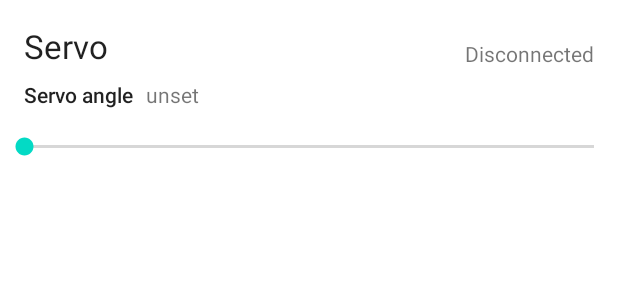
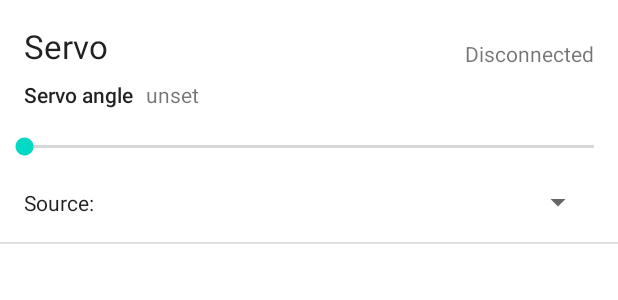
Before and after one commit to RubenSmit/wireless-communication, an Android app: the layout devices_list_item_servo.xml on its own in the app's theme, with its tools: preview values and no code run, on a phone screen of 412 x 824 dp. Shown: the top 300 px of the screen. Run offline under Robolectric (Android 15) with nearby library versions, the phone set to English and light mode, and no system bars.

Commit message:
Enable linking sensor as angle source for servo

```diff
--- a/android/app/src/main/res/layout/devices_list_item_servo.xml
+++ b/android/app/src/main/res/layout/devices_list_item_servo.xml
@@ -11,22 +11,23 @@
         android:layout_width="0dp"
         android:layout_height="wrap_content"
         android:layout_marginTop="16dp"
-        android:layout_marginBottom="16dp"
         android:max="180"
-        app:layout_constraintBottom_toBottomOf="parent"
         app:layout_constraintEnd_toEndOf="parent"
         app:layout_constraintStart_toStartOf="parent"
         app:layout_constraintTop_toBottomOf="@+id/textView" />
 
-    <TextView
-        android:id="@+id/tvServoAngle"
-        android:layout_width="wrap_content"
+    <Spinner
+        android:id="@+id/spServoSource"
+        android:layout_width="0dp"
         android:layout_height="wrap_content"
         android:layout_marginStart="8dp"
-        android:layout_marginTop="8dp"
-        android:text="unset"
-        app:layout_constraintStart_toEndOf="@+id/textView"
-        app:layout_constraintTop_toBottomOf="@+id/tvServoName" />
+        android:layout_marginTop="16dp"
+        android:layout_marginEnd="16dp"
+        android:layout_marginBottom="16dp"
+        app:layout_constraintBottom_toBottomOf="parent"
+        app:layout_constraintEnd_toEndOf="parent"
+        app:layout_constraintStart_toEndOf="@+id/textView2"
+        app:layout_constraintTop_toBottomOf="@+id/sbServoAngle" />
 
     <TextView
         android:id="@+id/tvServoName"
@@ -59,4 +60,36 @@
         app:layout_constraintStart_toStartOf="parent"
         app:layout_constraintTop_toBottomOf="@+id/tvServoName" />
 
+    <TextView
+        android:id="@+id/tvServoAngle"
+        android:layout_width="wrap_content"
+        android:layout_height="wrap_content"
+        android:layout_marginStart="8dp"
+        android:layout_marginTop="8dp"
+        android:text="unset"
+        app:layout_constraintStart_toEndOf="@+id/textView"
+        app:layout_constraintTop_toBottomOf="@+id/tvServoName" />
+
+    <TextView
+        android:id="@+id/textView2"
+        android:layout_width="wrap_content"
+        android:layout_height="wrap_content"
+        android:layout_marginStart="16dp"
+        android:layout_marginTop="16dp"
+        android:layout_marginBottom="16dp"
+        android:text="Source:"
+        android:textAppearance="@style/TextAppearance.AppCompat.Body1"
+        app:layout_constraintBottom_toBottomOf="parent"
+        app:layout_constraintStart_toStartOf="parent"
+        app:layout_constraintTop_toBottomOf="@+id/sbServoAngle" />
+
+    <View
+        android:id="@+id/divider"
+        android:layout_width="match_parent"
+        android:layout_height="1dp"
+        android:background="?android:attr/listDivider"
+        app:layout_constraintBottom_toBottomOf="parent"
+        app:layout_constraintEnd_toEndOf="parent"
+        app:layout_constraintStart_toStartOf="parent" />
+
 </androidx.constraintlayout.widget.ConstraintLayout>
```
Also changed, not shown: android/app/src/main/java/com/rubensmit/wireless_communication/adapters/BluetoothDevicesListAdapter.java (+36 -1 lines), android/app/src/main/java/com/rubensmit/wireless_communication/models/Device.java (+34 -1 lines), android/app/src/main/res/layout/devices_list_item_sensor.xml (+9 -0 lines), android/app/src/main/res/layout/devices_list_item_unknown.xml (+9 -0 lines), android/app/src/main/res/layout/source_list_item.xml (added, +21 -0 lines).
